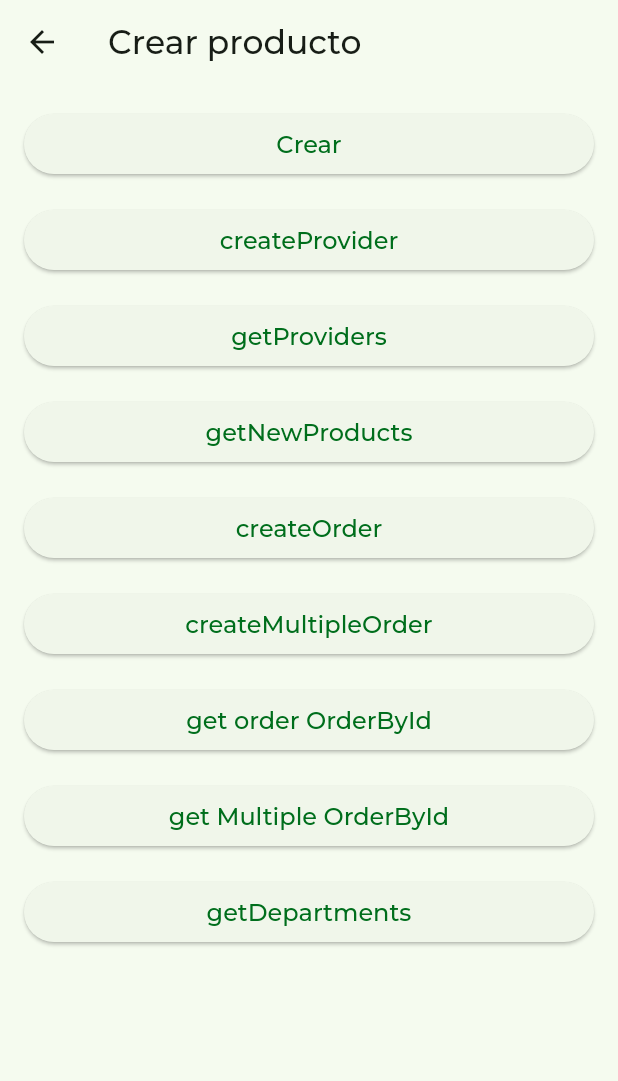
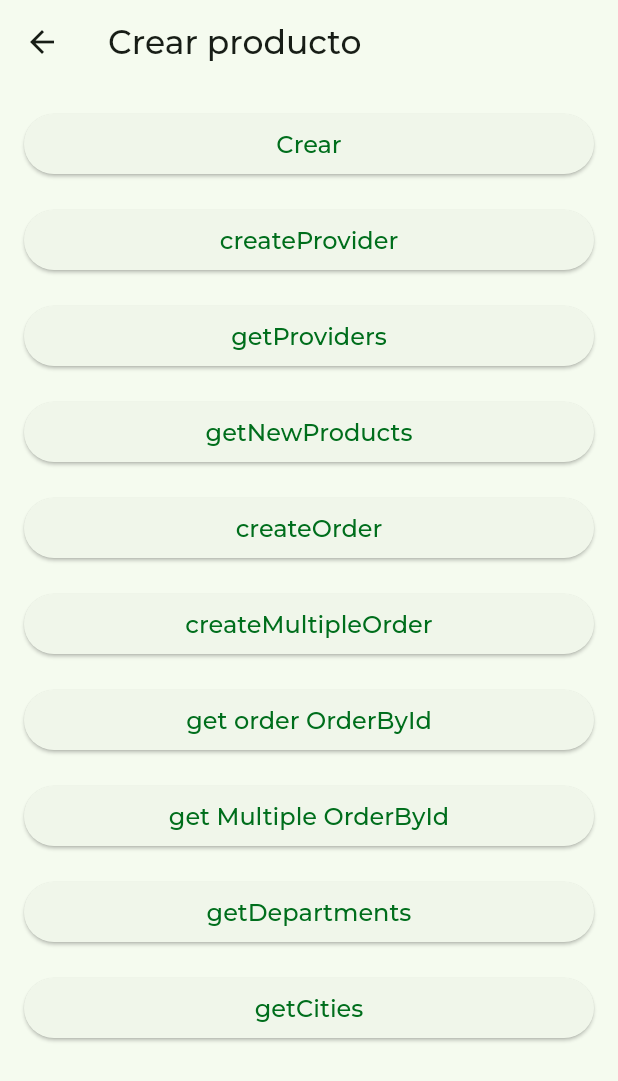
Before and after one commit to msilvamolina/flutter_estrellas_dashboard, a Flutter app: the CreateProductView screen opened by its route, after a tap on "getDepartments", on a phone screen of 412 x 824 dp. Shown: the top 1081 px of the screen. Run offline on Flutter 3.47's test engine with Material 3 defaults, Android fonts, the phone set to English and light mode, and no system bars; our stand-ins replace cached_network_image, cloud_firestore, dartz, firebase_auth, firebase_core, firebase_crashlytics and 12 more; missing offline and left inert: json_editor, slideable, video_compress; accounts and stored records are empty; network calls fail; project files that could hold a hidden picture were left out.

Commit message:
get cities done

```diff
--- a/lib/app/data/providers/repositories/products/products_repository.dart
+++ b/lib/app/data/providers/repositories/products/products_repository.dart
@@ -30,6 +30,37 @@ class ProductsRepository {
     String url = 'api/localities/departments';
     try {
       Response response = await services.get(url: url);
+      // if (response.statusCode != 200) {
+      //   return left('Error status code: ${response.statusCode}');
+      // }
+      dynamic json = jsonDecode(response.body);
+
+      log(json.toString());
+      // if (bodyList.isEmpty) {
+      //   return left('List Products is empty');
+      // }
+
+      // List<ProductModel> list = List<ProductModel>.generate(
+      //   bodyList.length,
+      //   (int index) => ProductModel.fromJson(bodyList[index]),
+      // );
+
+      return right(unit);
+    } catch (e) {
+      print('error $e');
+      return left(e.toString());
+    }
+  }
+
+  Future<Either<String, Unit>> getCities(String departments) async {
+    String url = 'api/localities/cities-by-department/$departments';
+    try {
+      print('getCities $departments');
+      dynamic headers = {
+        'x-token':
+            "eyJhbGciOiJIUzI1NiIsInR5cCI6IkpXVCJ9.eyJ1aWQiOiI2NDYzYjA2YTc0MjBiZjRkYTRjMWVjZWYiLCJpYXQiOjE3MjkwOTQ0NTcsImV4cCI6MTcyOTE4MDg1N30.p10lSMsSXAinWx1BqfFfPAeD_XS2RZL9NKoUQnrQBZc",
+      };
+      Response response = await services.get(url: url, headers: headers);
       // if (response.statusCode != 200) {
       //   return left('Error status code: ${response.statusCode}');
       // }
--- a/lib/app/modules/products/create_product/controllers/create_product_controller.dart
+++ b/lib/app/modules/products/create_product/controllers/create_product_controller.dart
@@ -46,4 +46,8 @@ class CreateProductController extends GetxController {
   Future<void> getDepartments() async {
     await _repository.getDepartments();
   }
+
+  Future<void> getCities() async {
+    await _repository.getCities('49');
+  }
 }
--- a/lib/app/modules/products/create_product/views/create_product_view.dart
+++ b/lib/app/modules/products/create_product/views/create_product_view.dart
@@ -72,6 +72,12 @@ class CreateProductView extends GetView<CreateProductController> {
             isLoading: controller.isLoading,
             onPressed: controller.getDepartments,
           ),
+          const SizedBox(height: 16),
+          LoadingButton(
+            label: 'getCities',
+            isLoading: controller.isLoading,
+            onPressed: controller.getCities,
+          ),
         ],
       ),
     );
```
